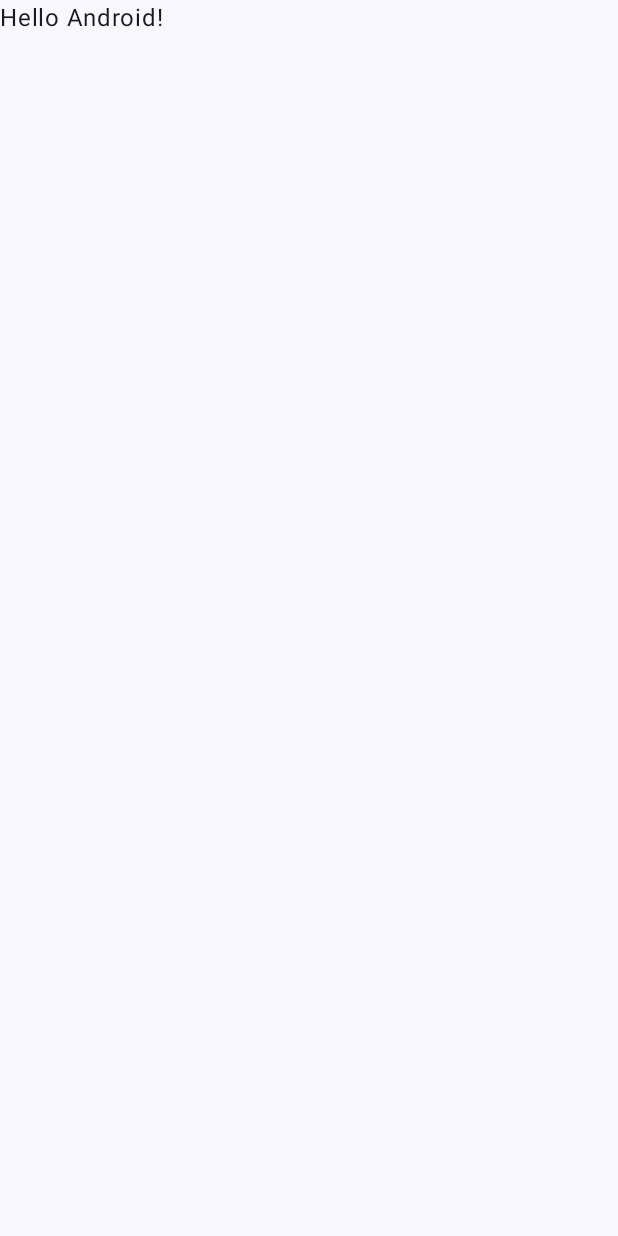
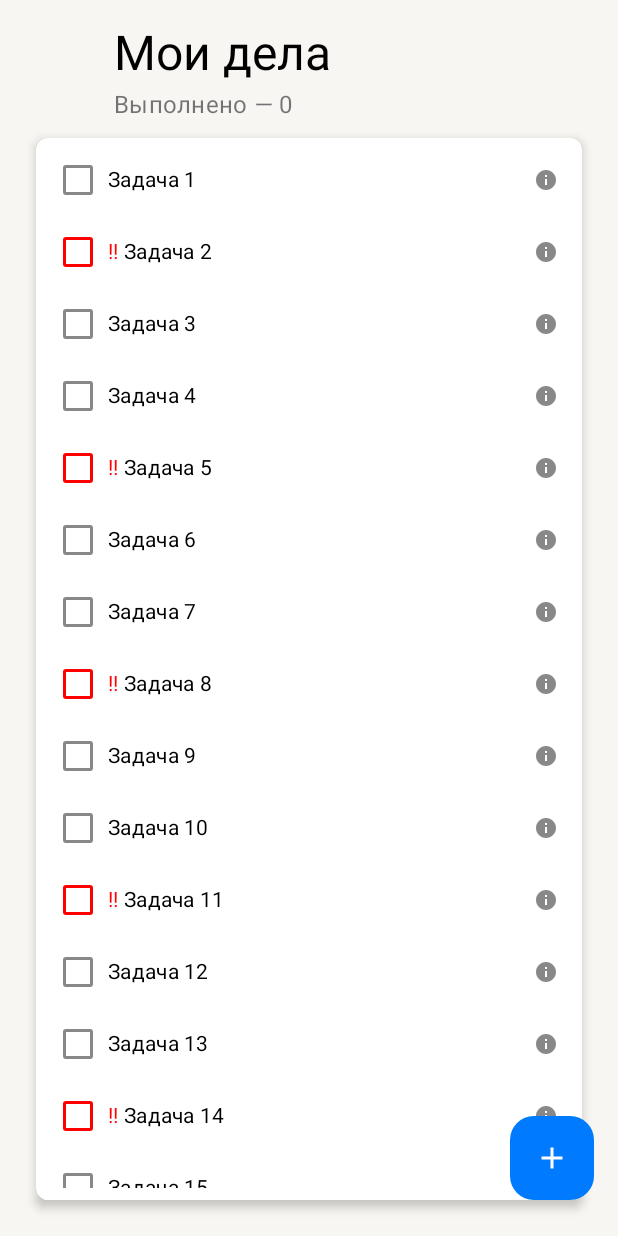
Before and after one commit to diana2714/TodoApp-Yandex-, an Android app built with Jetpack Compose: the screen it shows after launch (MainActivity), on a phone screen of 412 x 824 dp. Before the commit the screen is almost empty. Run offline under Robolectric (Android 15) with nearby library versions, the phone set to English and light mode, and no system bars.

Commit message:
Completed hw1

```diff
--- a/app/src/main/java/com/example/todoappsecond/MainActivity.kt
+++ b/app/src/main/java/com/example/todoappsecond/MainActivity.kt
@@ -1,47 +1,58 @@
-package com.example.todoappsecond
+package com.example.to_doapp
 
+import NewTaskScreen
 import android.os.Bundle
 import androidx.activity.ComponentActivity
 import androidx.activity.compose.setContent
-import androidx.activity.enableEdgeToEdge
-import androidx.compose.foundation.layout.fillMaxSize
-import androidx.compose.foundation.layout.padding
-import androidx.compose.material3.Scaffold
-import androidx.compose.material3.Text
 import androidx.compose.runtime.Composable
-import androidx.compose.ui.Modifier
-import androidx.compose.ui.tooling.preview.Preview
-import com.example.todoappsecond.ui.theme.TodoAppSecondTheme
+import androidx.compose.runtime.collectAsState
+import androidx.compose.runtime.mutableStateOf
+import androidx.compose.runtime.remember
+import androidx.lifecycle.viewmodel.compose.viewModel
+import androidx.navigation.compose.NavHost
+import androidx.navigation.compose.composable
+import androidx.navigation.compose.rememberNavController
+import com.example.to_doapp.data.repository.TodoItemsRepository
+import com.example.to_doapp.ui.TodoListScreen
+
 
 class MainActivity : ComponentActivity() {
     override fun onCreate(savedInstanceState: Bundle?) {
         super.onCreate(savedInstanceState)
-        enableEdgeToEdge()
         setContent {
-            TodoAppSecondTheme {
-                Scaffold(modifier = Modifier.fillMaxSize()) { innerPadding ->
-                    Greeting(
-                        name = "Android",
-                        modifier = Modifier.padding(innerPadding)
-                    )
-                }
-            }
+            MyApp()
         }
     }
 }
 
 @Composable
-fun Greeting(name: String, modifier: Modifier = Modifier) {
-    Text(
-        text = "Hello $name!",
-        modifier = modifier
-    )
-}
+fun MyApp() {
+    val navController = rememberNavController()
 
-@Preview(showBackground = true)
-@Composable
-fun GreetingPreview() {
-    TodoAppSecondTheme {
-        Greeting("Android")
+    // Инициализируем репозиторий и получаем задачи
+    val todoRepository = TodoItemsRepository()
+    val todoItems = remember { mutableStateOf(todoRepository.generateSampleTodoItems()) } // Получаем задачи из репозитория
+
+    NavHost(navController = navController, startDestination = "todo_list") {
+        composable(route = "todo_list") {
+            TodoListScreen(
+                navController = navController,
+                todoItems = todoItems.value,
+                onTaskStatusChange = { todoItem, isChecked ->
+                    todoItems.value = todoItems.value.map { it ->
+                        if (it.id == todoItem.id) it.copy(isCompleted = isChecked) else it
+                    }
+                },
+                onAddTaskClick = {
+                    navController.navigate("new_task")
+                }
+            )
+        }
+        composable(route = "new_task") {
+            NewTaskScreen(navController = navController, oneNewTodoItem = { newTask ->
+                todoItems.value = todoItems.value + newTask
+            }
+            )
+        }
     }
 }
--- /dev/null
+++ b/app/src/main/java/com/example/todoappsecond/data/model/TodoItem.kt
@@ -0,0 +1,19 @@
+package com.example.to_doapp.data.model
+
+import java.util.Date
+
+data class TodoItem(
+    val id: String,                 // Идентификатор задания
+    val text: String,               // Описание задания
+    val importance: Importance,     // Важность задания
+    val deadline: Date? = null,     // Срок выполнения (опциональный)
+    val isCompleted: Boolean,       // Флаг выполнения
+    val createdAt: Date,            // Дата создания
+    val modifiedAt: Date? = null    // Дата изменения (опциональный)
+)
+
+enum class Importance(val value: String) {
+    LOW("низкая"),
+    NORMAL("обычная"),
+    HIGH("срочная")
+}
--- /dev/null
+++ b/app/src/main/java/com/example/todoappsecond/data/repository/TodoItemReopistory.kt
@@ -0,0 +1,46 @@
+package com.example.to_doapp.data.repository
+
+import com.example.to_doapp.data.model.TodoItem
+import com.example.to_doapp.data.model.Importance
+
+class TodoItemsRepository {
+
+    private val todoItems = mutableListOf<TodoItem>()
+
+    init {
+        todoItems.addAll(generateSampleTodoItems())
+    }
+
+    fun getTodoItems(): List<TodoItem> {
+        return todoItems
+    }
+
+    fun addTodoItem(item: TodoItem) {
+        todoItems.add(item)
+    }
+
+    fun deleteTodoItem(itemId: String) {
+        todoItems.removeAll { it.id == itemId }
+    }
+
+    fun generateSampleTodoItems(): List<TodoItem> {
+        val items = mutableListOf<TodoItem>()
+        for (i in 1..20) {
+            items.add(
+                TodoItem(
+                    id = i.toString(),
+                    text = "Задача $i",
+                    importance = when (i % 3) {
+                        0 -> Importance.LOW
+                        1 -> Importance.NORMAL
+                        else -> Importance.HIGH
+                    },
+                    isCompleted = false,
+                    createdAt = java.util.Date(),
+                    modifiedAt = null
+                )
+            )
+        }
+        return items
+    }
+}
--- /dev/null
+++ b/app/src/main/java/com/example/todoappsecond/ui/TodoItemCell.kt
@@ -0,0 +1,81 @@
+package com.example.to_doapp.ui
+
+import androidx.compose.foundation.background
+import androidx.compose.foundation.border
+import com.example.to_doapp.data.model.Importance
+import androidx.compose.foundation.clickable
+import androidx.compose.foundation.layout.*
+import androidx.compose.foundation.shape.RoundedCornerShape
+import androidx.compose.material.icons.Icons
+import androidx.compose.material.icons.filled.Check
+import androidx.compose.material.icons.filled.Info
+import androidx.compose.material3.*
+import androidx.compose.runtime.Composable
+import androidx.compose.ui.Alignment
+import androidx.compose.ui.Modifier
+import androidx.compose.ui.graphics.Color
+import androidx.compose.ui.text.SpanStyle
+import androidx.compose.ui.text.TextStyle
+import androidx.compose.ui.text.buildAnnotatedString
+import androidx.compose.ui.text.style.TextDecoration
+import androidx.compose.ui.text.style.TextOverflow
+import androidx.compose.ui.text.withStyle
+import androidx.compose.ui.unit.dp
+import com.example.to_doapp.data.model.TodoItem
+
+@Composable
+fun TodoItemCell(todoItem: TodoItem, onCheckedChange: (Boolean) -> Unit) {
+    Row(
+        verticalAlignment = Alignment.CenterVertically,
+        modifier = Modifier
+            .fillMaxWidth()
+            .padding(8.dp)
+    ) {
+        // Чекбокс для статуса задачи
+        Checkbox(
+            checked = todoItem.isCompleted,
+            onCheckedChange = { isChecked -> onCheckedChange(isChecked) },
+            modifier = Modifier.size(24.dp),
+            colors = CheckboxDefaults.colors(
+                checkedColor = Color(0xFF4CAF50),
+                uncheckedColor = if(todoItem.importance == Importance.HIGH)Color.Red else Color.Gray
+            )
+        )
+
+
+        Spacer(modifier = Modifier.width(8.dp))
+
+        // Текст задачи с зачеркнутым стилем для выполненных задач
+        Column(
+            modifier = Modifier.weight(1f)
+        ) {
+            Text(
+                text = buildAnnotatedString {
+                    if (todoItem.importance == Importance.HIGH) {
+                        withStyle(style = SpanStyle(color = Color.Red)) {
+                            append("!! ")
+                        }
+                    }
+                    append(todoItem.text)
+                },
+                style = MaterialTheme.typography.bodyMedium.copy(
+                    textDecoration = if (todoItem.isCompleted) TextDecoration.LineThrough else TextDecoration.None
+                ),
+                color = if (todoItem.isCompleted) Color.Gray else Color.Black,
+                maxLines = 3,
+                overflow = TextOverflow.Ellipsis
+            )
+        }
+
+
+        // Иконка информации
+        Icon(
+            imageVector = Icons.Default.Info,
+            contentDescription = "Информация",
+            tint = Color.Gray,
+            modifier = Modifier
+                .size(24.dp)
+                .padding(start = 8.dp)
+        )
+    }
+}
--- /dev/null
+++ b/app/src/main/java/com/example/todoappsecond/ui/TodoListScreen.kt
@@ -0,0 +1,146 @@
+package com.example.to_doapp.ui
+import androidx.compose.foundation.background
+import androidx.compose.foundation.layout.*
+import androidx.compose.foundation.lazy.LazyColumn
+import androidx.compose.foundation.lazy.items
+import androidx.compose.foundation.shape.RoundedCornerShape
+import androidx.compose.material.icons.Icons
+import androidx.compose.material.icons.filled.Add
+import androidx.compose.material3.*
+import androidx.compose.runtime.Composable
+import androidx.compose.ui.Alignment
+import androidx.compose.ui.Modifier
+import androidx.compose.ui.draw.shadow
+import androidx.compose.ui.graphics.Color
+import androidx.compose.ui.res.stringResource
+import androidx.compose.ui.tooling.preview.Preview
+import androidx.compose.ui.unit.dp
+import androidx.compose.ui.unit.sp
+import androidx.navigation.NavController
+import androidx.navigation.compose.rememberNavController
+import com.example.to_doapp.R
+import com.example.to_doapp.data.model.Importance
+import com.example.to_doapp.data.model.TodoItem
+import java.util.Date
+
+@Composable
+fun TodoListScreen(
+    navController: NavController,
+    todoItems: List<TodoItem>,
+    onTaskStatusChange: (TodoItem, Boolean) -> Unit,
+    onAddTaskClick: () -> Unit
+) {
+    Box {
+
+        Column(
+            modifier = Modifier
+                .background(color = Color(0xFFF7F6F2))
+                .fillMaxSize()
+                .padding(16.dp)
+        ) {
+            Text(
+                text = stringResource(R.string.MyDoings),
+                style = MaterialTheme.typography.headlineLarge,
+                modifier = Modifier.padding(start = 60.dp, bottom = 4.dp)
+            )
+
+            Text(
+                text = stringResource(R.string.Done, todoItems.count { it.isCompleted }),
+                style = MaterialTheme.typography.bodyMedium.copy(fontSize = 16.sp),
+                color = MaterialTheme.colorScheme.onSurface.copy(alpha = 0.6f),
+                modifier = Modifier.padding(start = 60.dp, bottom = 4.dp)
+            )
+
+//            Surface(
+//            color = MaterialTheme.colorScheme.surface,
+//            shape = MaterialTheme.shapes.medium,
+//            shadowElevation = 9.dp,
+//            modifier = Modifier
+//                .heightIn(min = 0.dp, max = (todoItems.size * 60).dp)
+//                .fillMaxWidth()
+//
+//        ) {
+            Box(
+                modifier = Modifier
+                    .padding(8.dp)
+                    .shadow(
+                        elevation = 4.dp, // Высота тени
+                        shape = RoundedCornerShape(8.dp)
+                    )
+                    .background(Color.White, shape = RoundedCornerShape(8.dp)) // Цвет фона и форма
+            ) {
+                LazyColumn(
+                    verticalArrangement = Arrangement.spacedBy(8.dp),
+                    modifier = Modifier
+                        .fillMaxWidth()
+                        .padding(8.dp)
+                ) {
+                    items(todoItems) { todoItem ->
+                        TodoItemCell(
+                            todoItem = todoItem,
+                            onCheckedChange = { isChecked ->
+                                onTaskStatusChange(todoItem, isChecked)
+                            }
+                        )
+                    }
+                }
+            }
+            //}
+        }
+        FloatingActionButton(
+            onClick = { navController.navigate("new_task") },
+            modifier = Modifier
+                .align(Alignment.BottomEnd)
+                .padding(bottom = 24.dp, end = 16.dp),
+            containerColor = Color(0xFF007AFF), // Задаем синий цвет фона
+            contentColor = Color.White,
+            elevation = FloatingActionButtonDefaults.elevation(
+                defaultElevation = 0.dp,
+                pressedElevation = 0.dp
+            )
+        ) {
+            Icon(imageVector = Icons.Default.Add, contentDescription = "Добавить задачу")
+        }
+    }
+}
+
+
+//@Preview
+//@Composable
+//fun PreviewTodoListScreen() {
+//    val sampleTasks = listOf(
+//        TodoItem(id = "1", text = "Купить что-то", isCompleted = false, importance = Importance.NORMAL, createdAt = Date()),
+//        TodoItem(id = "2", text = "Сделать что-то", isCompleted = true, importance = Importance.HIGH, createdAt = Date())
+//    )
+//    TodoListScreen(
+//        todoItems = sampleTasks,
+//        onTaskStatusChange = { _, _ -> },
+//        onAddTaskClick = {} // Добавлен пустой обработчик
+//    )
+//}
+@Preview(showBackground = true)
+@Composable
+fun PreviewTodoListScreen() {
+    val sampleTasks = listOf(
+        TodoItem(
+            id = "1",
+            text = "Купить что-то",
+            isCompleted = false,
+            importance = Importance.NORMAL,
+            createdAt = Date()
+        ),
+        TodoItem(
+            id = "2",
+            text = "Сделать что-то",
+            isCompleted = true,
+            importance = Importance.HIGH,
+            createdAt = Date()
+        )
+    )
+    TodoListScreen(
+        navController = rememberNavController(),
+        todoItems = sampleTasks,
+        onTaskStatusChange = { _, _ -> }, // Пустая функция для предпросмотра
+        onAddTaskClick = {}
+    )
+}
--- a/gradle/libs.versions.toml
+++ b/gradle/libs.versions.toml
@@ -8,6 +8,7 @@ espressoCore = "3.6.1"
 lifecycleRuntimeKtx = "2.8.7"
 activityCompose = "1.9.3"
 composeBom = "2024.04.01"
+navigationRuntimeKtx = "2.8.4"
 
 [libraries]
 androidx-core-ktx = { group = "androidx.core", name = "core-ktx", version.ref = "coreKtx" }
@@ -24,6 +25,7 @@ androidx-ui-tooling-preview = { group = "androidx.compose.ui", name = "ui-toolin
 androidx-ui-test-manifest = { group = "androidx.compose.ui", name = "ui-test-manifest" }
 androidx-ui-test-junit4 = { group = "androidx.compose.ui", name = "ui-test-junit4" }
 androidx-material3 = { group = "androidx.compose.material3", name = "material3" }
+androidx-navigation-runtime-ktx = { group = "androidx.navigation", name = "navigation-runtime-ktx", version.ref = "navigationRuntimeKtx" }
 
 [plugins]
 android-application = { id = "com.android.application", version.ref = "agp" }
```
Also changed, not shown: app/build.gradle.kts (+13 -6 lines), app/src/main/java/com/example/todoappsecond/ui/NewTaskScreen.kt (added, +230 -0 lines), app/src/main/res/values/strings.xml (+11 -1 lines), app/src/main/res/drawable/arrow.png (added), app/src/main/res/drawable/close.png (added), app/src/main/res/drawable/delete.png (added), app/src/main/res/drawable/importance.png (added).
